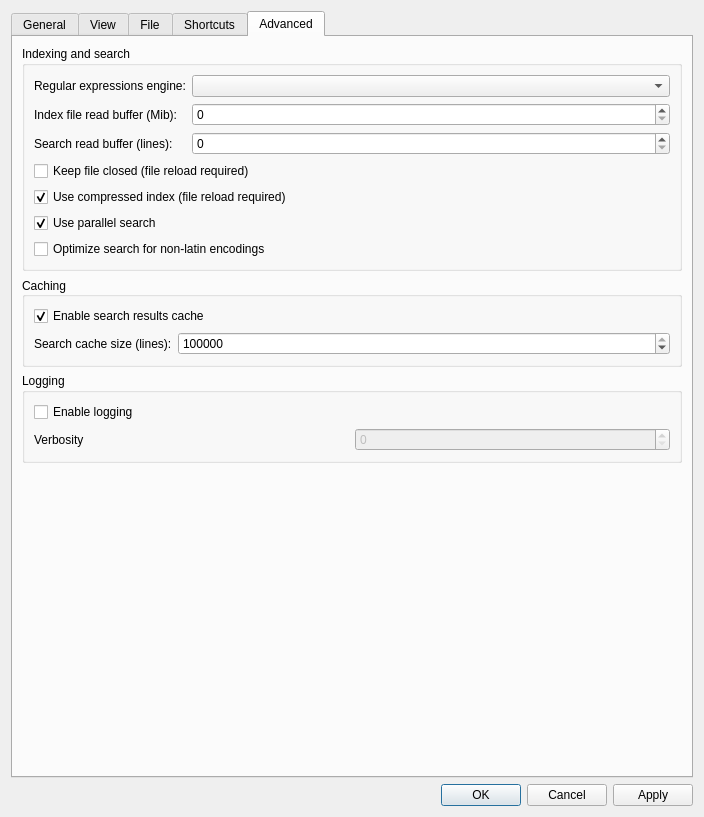
Old version of the form src/ui/include/optionsdialog.ui in the repository 64x-lunicorn/LogSquirl.
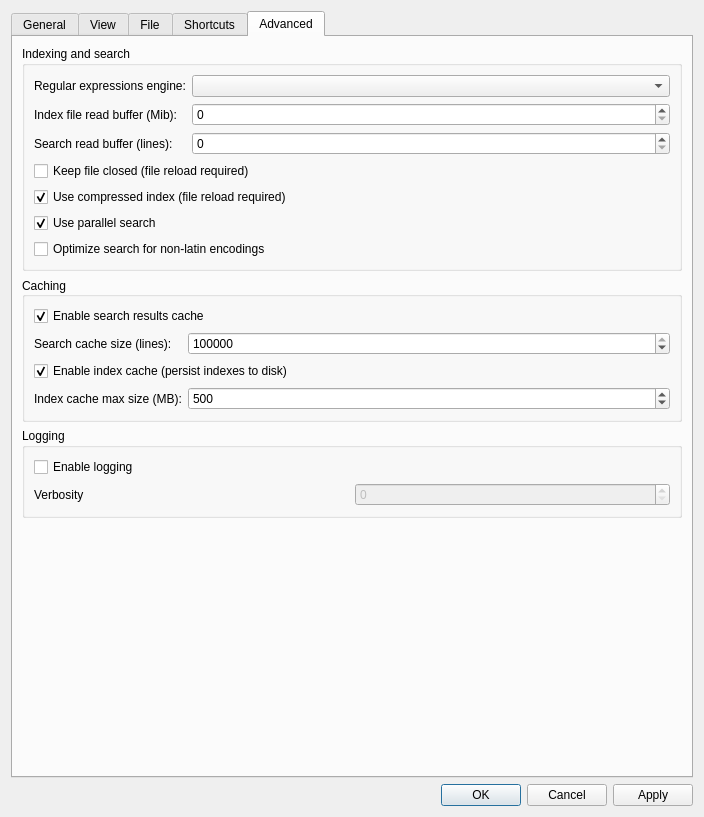
New version of the form. The open tabs and pages were chosen to show the change.

Commit message:
feat: diff view, command palette, themes, i18n, index cache, and scroll sync fixes
- Add side-by-side diff view with anchor-based scroll synchronization
- Add scrollToTopLine() for pixel-perfect diff sync (no centering offset)
- Add setOverviewLocked() to prevent overview re-enabling in diff panes
- Add command palette (Ctrl+Shift+P)
- Add theme support (dark, fusion-light, high-contrast)
- Add i18n translations (de, es, fr, pt_BR, pt_PT, uk)
- Add index cache for faster re-opens
- Add anchor unit tests

Diff of the .ui file:
```diff
--- a/src/ui/include/optionsdialog.ui
+++ b/src/ui/include/optionsdialog.ui
@@ -941,6 +941,45 @@
             </property>
            </widget>
           </item>
+          <item row="2" column="0" colspan="2">
+           <widget class="QCheckBox" name="indexCacheCheckBox">
+            <property name="toolTip">
+             <string>Cache file indexes to disk so re-opening a file skips indexing</string>
+            </property>
+            <property name="text">
+             <string>Enable index cache (persist indexes to disk)</string>
+            </property>
+            <property name="checked">
+             <bool>true</bool>
+            </property>
+           </widget>
+          </item>
+          <item row="3" column="0">
+           <widget class="QLabel" name="indexCacheMaxSizeLabel">
+            <property name="text">
+             <string>Index cache max size (MB):</string>
+            </property>
+           </widget>
+          </item>
+          <item row="3" column="1">
+           <widget class="QSpinBox" name="indexCacheMaxSizeSpinBox">
+            <property name="sizePolicy">
+             <sizepolicy hsizetype="MinimumExpanding" vsizetype="Fixed">
+              <horstretch>0</horstretch>
+              <verstretch>0</verstretch>
+             </sizepolicy>
+            </property>
+            <property name="minimum">
+             <number>10</number>
+            </property>
+            <property name="maximum">
+             <number>10000</number>
+            </property>
+            <property name="value">
+             <number>500</number>
+            </property>
+           </widget>
+          </item>
          </layout>
         </widget>
        </item>
```
Left out of the diff: 7 changed lines with no effect on the pictures. The commit also changes 57 other files.
